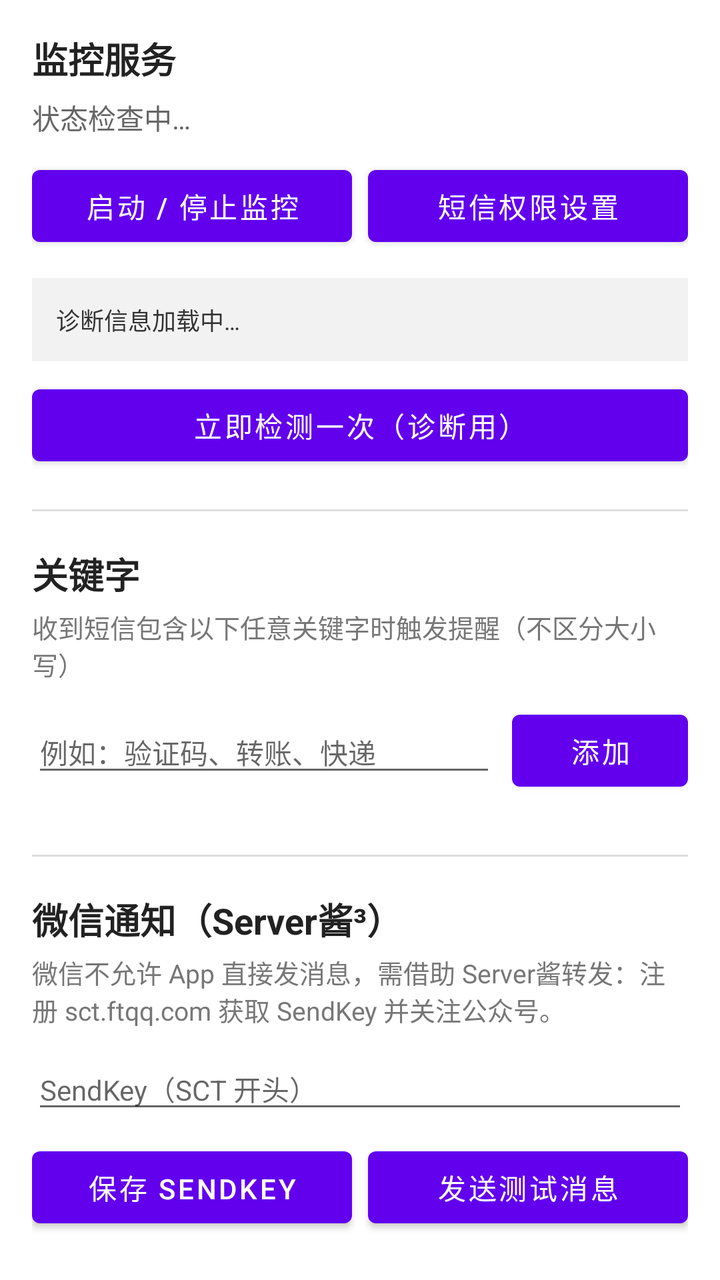
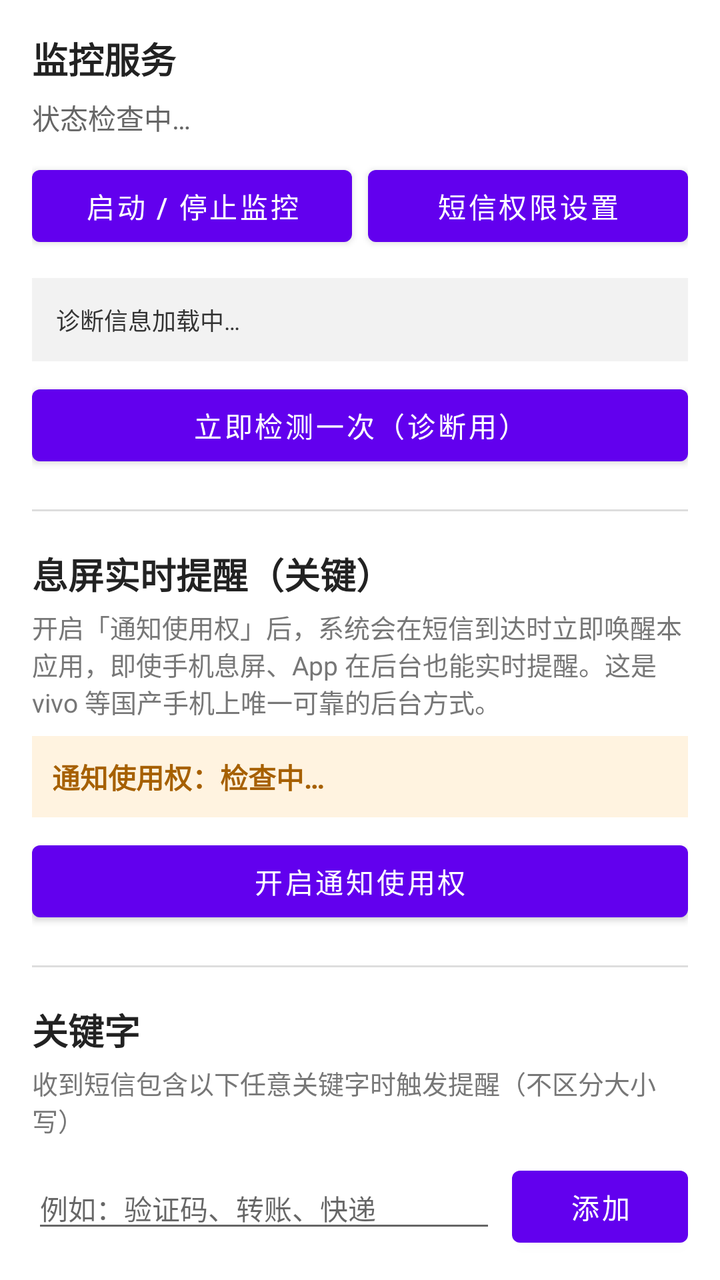

Compare the two renders of this Android layout. The source of the first and the diff that turns it into the second are given below.
<!-- AndroidManifest.xml: application theme Theme.SmsGuardian -->
<!-- res/layout/fragment_settings.xml -->
<?xml version="1.0" encoding="utf-8"?>
<androidx.core.widget.NestedScrollView
    xmlns:android="http://schemas.android.com/apk/res/android"
    android:layout_width="match_parent"
    android:layout_height="match_parent"
    android:fillViewport="true">

    <LinearLayout
        android:layout_width="match_parent"
        android:layout_height="wrap_content"
        android:orientation="vertical"
        android:padding="16dp">

        <TextView
            android:layout_width="match_parent"
            android:layout_height="wrap_content"
            android:text="监控服务"
            android:textColor="#222222"
            android:textSize="18sp"
            android:textStyle="bold" />

        <TextView
            android:id="@+id/tvServiceStatus"
            android:layout_width="match_parent"
            android:layout_height="wrap_content"
            android:layout_marginTop="6dp"
            android:text="状态检查中…"
            android:textColor="#666666"
            android:textSize="14sp" />

        <LinearLayout
            android:layout_width="match_parent"
            android:layout_height="wrap_content"
            android:layout_marginTop="10dp"
            android:orientation="horizontal">

            <Button
                android:id="@+id/btnStartStop"
                android:layout_width="0dp"
                android:layout_height="wrap_content"
                android:layout_weight="1"
                android:text="启动 / 停止监控" />

            <Button
                android:id="@+id/btnPermission"
                android:layout_width="0dp"
                android:layout_height="wrap_content"
                android:layout_marginStart="8dp"
                android:layout_weight="1"
                android:text="短信权限设置" />
        </LinearLayout>

        <TextView
            android:id="@+id/tvDiagnostics"
            android:layout_width="match_parent"
            android:layout_height="wrap_content"
            android:layout_marginTop="12dp"
            android:background="#F2F2F2"
            android:padding="12dp"
            android:text="诊断信息加载中…"
            android:textColor="#333333"
            android:textSize="12sp" />

        <Button
            android:id="@+id/btnCheckNow"
            android:layout_width="match_parent"
            android:layout_height="wrap_content"
            android:layout_marginTop="8dp"
            android:text="立即检测一次（诊断用）" />

        <View
            android:layout_width="match_parent"
            android:layout_height="1dp"
            android:layout_marginVertical="18dp"
            android:background="#DDDDDD" />

        <TextView
            android:layout_width="match_parent"
            android:layout_height="wrap_content"
            android:text="关键字"
            android:textColor="#222222"
            android:textSize="18sp"
            android:textStyle="bold" />

        <TextView
            android:layout_width="match_parent"
            android:layout_height="wrap_content"
            android:layout_marginTop="4dp"
            android:text="收到短信包含以下任意关键字时触发提醒（不区分大小写）"
            android:textColor="#777777"
            android:textSize="13sp" />

        <LinearLayout
            android:layout_width="match_parent"
            android:layout_height="wrap_content"
            android:layout_marginTop="10dp"
            android:orientation="horizontal">

            <EditText
                android:id="@+id/etKeyword"
                android:layout_width="0dp"
                android:layout_height="wrap_content"
                android:layout_weight="1"
                android:hint="例如：验证码、转账、快递"
                android:inputType="text"
                android:maxLines="1"
                android:textSize="14sp" />

            <Button
                android:id="@+id/btnAddKeyword"
                android:layout_width="wrap_content"
                android:layout_height="wrap_content"
                android:layout_marginStart="8dp"
                android:text="添加" />
        </LinearLayout>

        <LinearLayout
            android:id="@+id/keywordContainer"
            android:layout_width="match_parent"
            android:layout_height="wrap_content"
            android:layout_marginTop="10dp"
            android:orientation="vertical" />

        <View
            android:layout_width="match_parent"
            android:layout_height="1dp"
            android:layout_marginVertical="18dp"
            android:background="#DDDDDD" />

        <TextView
            android:layout_width="match_parent"
            android:layout_height="wrap_content"
            android:text="微信通知（Server酱³）"
            android:textColor="#222222"
            android:textSize="18sp"
            android:textStyle="bold" />

        <TextView
            android:layout_width="match_parent"
            android:layout_height="wrap_content"
            android:layout_marginTop="4dp"
            android:text="微信不允许 App 直接发消息，需借助 Server酱转发：注册 sct.ftqq.com 获取 SendKey 并关注公众号。"
            android:textColor="#777777"
            android:textSize="13sp" />

        <EditText
            android:id="@+id/etSendKey"
            android:layout_width="match_parent"
            android:layout_height="wrap_content"
            android:layout_marginTop="10dp"
            android:hint="SendKey（SCT 开头）"
            android:inputType="textVisiblePassword"
            android:maxLines="1"
            android:textSize="14sp" />

        <LinearLayout
            android:layout_width="match_parent"
            android:layout_height="wrap_content"
            android:layout_marginTop="8dp"
            android:orientation="horizontal">

            <Button
                android:id="@+id/btnSaveKey"
                android:layout_width="0dp"
                android:layout_height="wrap_content"
                android:layout_weight="1"
                android:text="保存 SendKey" />

            <Button
                android:id="@+id/btnTestWechat"
                android:layout_width="0dp"
                android:layout_height="wrap_content"
                android:layout_marginStart="8dp"
                android:layout_weight="1"
                android:text="发送测试消息" />
        </LinearLayout>

        <CheckBox
            android:id="@+id/cbWechat"
            android:layout_width="match_parent"
            android:layout_height="wrap_content"
            android:layout_marginTop="8dp"
            android:text="命中关键字时推送到微信"
            android:textSize="14sp" />

        <View
            android:layout_width="match_parent"
            android:layout_height="1dp"
            android:layout_marginVertical="18dp"
            android:background="#DDDDDD" />

        <CheckBox
            android:id="@+id/cbSound"
            android:layout_width="match_parent"
            android:layout_height="wrap_content"
            android:text="命中关键字时本地响铃 + 振动提醒"
            android:textSize="14sp" />

        <View
            android:layout_width="match_parent"
            android:layout_height="1dp"
            android:layout_marginVertical="18dp"
            android:background="#DDDDDD" />

        <TextView
            android:layout_width="match_parent"
            android:layout_height="wrap_content"
            android:text="后台保活（重要）"
            android:textColor="#222222"
            android:textSize="18sp"
            android:textStyle="bold" />

        <TextView
            android:layout_width="match_parent"
            android:layout_height="wrap_content"
            android:layout_marginTop="4dp"
            android:text="为确保锁屏后仍能收到提醒，请允许本应用忽略电池优化，并在系统的「自启动」设置中允许本应用自启动。不同品牌手机路径略有差异。"
            android:textColor="#777777"
            android:textSize="13sp" />

        <LinearLayout
            android:layout_width="match_parent"
            android:layout_height="wrap_content"
            android:layout_marginTop="10dp"
            android:orientation="horizontal">

            <Button
                android:id="@+id/btnBattery"
                android:layout_width="0dp"
                android:layout_height="wrap_content"
                android:layout_weight="1"
                android:text="忽略电池优化" />

            <Button
                android:id="@+id/btnAutoStart"
                android:layout_width="0dp"
                android:layout_height="wrap_content"
                android:layout_marginStart="8dp"
                android:layout_weight="1"
                android:text="自启动设置" />
        </LinearLayout>

        <TextView
            android:layout_width="match_parent"
            android:layout_height="wrap_content"
            android:layout_marginTop="24dp"
            android:text="隐私说明：本应用仅在您本机读取短信用于关键字提醒，不会上传短信内容。仅开启微信通知时，命中的短信会通过您自己申请的 Server酱账号转发；请妥善保管 SendKey。请在自己拥有合法使用权的设备上使用。"
            android:textColor="#999999"
            android:textSize="12sp" />

    </LinearLayout>

</androidx.core.widget.NestedScrollView>
<!-- resources referenced by this layout -->
<resources>
  <style name="Theme.SmsGuardian" parent="Theme.MaterialComponents.DayNight.NoActionBar">
          <item name="colorPrimary">@color/purple_500</item>
          <item name="colorPrimaryDark">@color/purple_700</item>
          <item name="colorAccent">@color/teal_200</item>
          <item name="android:statusBarColor">@color/purple_700</item>
      </style>
  <color name="purple_500">#FF6200EE</color>
  <color name="purple_700">#FF3700B3</color>
  <color name="teal_200">#FF03DAC5</color>
</resources>

<!-- the commit's change to res/layout/fragment_settings.xml (unified diff, before → after) -->
@@ -77,6 +77,47 @@
         <TextView
             android:layout_width="match_parent"
             android:layout_height="wrap_content"
+            android:text="息屏实时提醒（关键）"
+            android:textColor="#222222"
+            android:textSize="18sp"
+            android:textStyle="bold" />
+
+        <TextView
+            android:layout_width="match_parent"
+            android:layout_height="wrap_content"
+            android:layout_marginTop="4dp"
+            android:text="开启「通知使用权」后，系统会在短信到达时立即唤醒本应用，即使手机息屏、App 在后台也能实时提醒。这是 vivo 等国产手机上唯一可靠的后台方式。"
+            android:textColor="#777777"
+            android:textSize="13sp" />
+
+        <TextView
+            android:id="@+id/tvNotificationStatus"
+            android:layout_width="match_parent"
+            android:layout_height="wrap_content"
+            android:layout_marginTop="8dp"
+            android:background="#FFF3E0"
+            android:padding="10dp"
+            android:text="通知使用权：检查中…"
+            android:textColor="#A66000"
+            android:textSize="14sp"
+            android:textStyle="bold" />
+
+        <Button
+            android:id="@+id/btnNotificationAccess"
+            android:layout_width="match_parent"
+            android:layout_height="wrap_content"
+            android:layout_marginTop="8dp"
+            android:text="开启通知使用权" />
+
+        <View
+            android:layout_width="match_parent"
+            android:layout_height="1dp"
+            android:layout_marginVertical="18dp"
+            android:background="#DDDDDD" />
+
+        <TextView
+            android:layout_width="match_parent"
+            android:layout_height="wrap_content"
             android:text="关键字"
             android:textColor="#222222"
             android:textSize="18sp"
